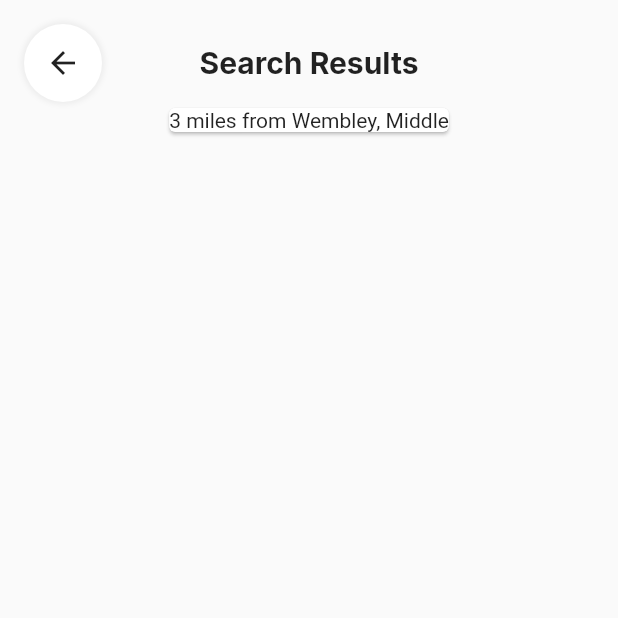
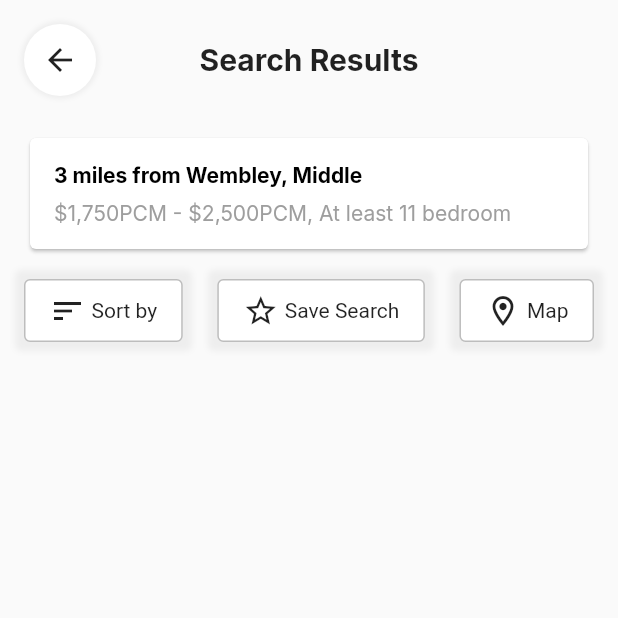
Before and after one commit to JAICHANGPARK/flutter_notebook_chapter_24, a Flutter app: the PropertySearchResultPage screen opened directly, on a phone screen of 412 x 824 dp, the top half of it. Run offline on Flutter 3.47's test engine with Material 2 defaults, Android fonts, the phone set to English and light mode, and no system bars; our stand-ins replace flutter_riverpod, freezed_annotation, go_router, google_fonts, ionicons, percent_indicator; missing offline and left inert: crypto_font_icons; network calls fail.

Commit message:
Update property_search_page.dart

```diff
--- a/lib/ep1393_property_app/view/property_search_page.dart
+++ b/lib/ep1393_property_app/view/property_search_page.dart
@@ -23,8 +23,8 @@ class _PropertySearchResultPageState extends State<PropertySearchResultPage> {
                   Row(
                     children: [
                       Container(
-                        height: 52,
-                        width: 52,
+                        height: 48,
+                        width: 48,
                         decoration: BoxDecoration(
                           shape: BoxShape.circle,
                           color: Colors.white,
@@ -51,18 +51,138 @@ class _PropertySearchResultPageState extends State<PropertySearchResultPage> {
                         "Search Results",
                         style: GoogleFonts.inter(
                           fontWeight: FontWeight.bold,
-                          fontSize: 20
+                          fontSize: 20,
                         ),
                       ),
                     ),
                   )
                 ],
               ),
-              Card(
-                child: Column(
+              const SizedBox(
+                height: 24,
+              ),
+              SizedBox(
+                width: double.infinity,
+                child: Card(
+                  child: Padding(
+                    padding: const EdgeInsets.all(16.0),
+                    child: Column(
+                      crossAxisAlignment: CrossAxisAlignment.start,
+                      children: [
+                        Text(
+                          "3 miles from Wembley, Middle",
+                          style: GoogleFonts.inter(
+                            color: Colors.black,
+                            fontWeight: FontWeight.bold,
+                          ),
+                        ),
+                        const SizedBox(
+                          height: 8,
+                        ),
+                        Text(
+                          "\$1,750PCM - \$2,500PCM, At least 11 bedroom",
+                          style: GoogleFonts.inter(
+                            color: Colors.grey,
+                          ),
+                        )
+                      ],
+                    ),
+                  ),
+                ),
+              ),
+              Container(
+                margin: const EdgeInsets.symmetric(vertical: 16),
+                height: 42,
+                child: Row(
+                  mainAxisAlignment: MainAxisAlignment.spaceBetween,
                   children: [
-                    Text("3 miles from Wembley, Middle"),
-
+                    Container(
+                      decoration: BoxDecoration(
+                        color: Colors.white,
+                        borderRadius: BorderRadius.circular(4),
+                        border: Border.all(
+                          color: Colors.grey[400]!,
+                        ),
+                        boxShadow: [
+                          BoxShadow(
+                            color: Colors.grey[200]!,
+                            blurRadius: 3,
+                            spreadRadius: 6,
+                          ),
+                        ],
+                      ),
+                      padding: const EdgeInsets.symmetric(
+                        horizontal: 16,
+                        vertical: 8,
+                      ),
+                      child: Row(
+                        children: const [
+                          Icon(Icons.sort),
+                          SizedBox(width: 4,),
+                          Text(
+                            "Sort by",
+                          )
+                        ],
+                      ),
+                    ),
+                    Container(
+                      decoration: BoxDecoration(
+                        color: Colors.white,
+                        borderRadius: BorderRadius.circular(4),
+                        border: Border.all(
+                          color: Colors.grey[400]!,
+                        ),
+                        boxShadow: [
+                          BoxShadow(
+                            color: Colors.grey[200]!,
+                            blurRadius: 3,
+                            spreadRadius: 6,
+                          ),
+                        ],
+                      ),
+                      padding: const EdgeInsets.symmetric(
+                        horizontal: 16,
+                        vertical: 8,
+                      ),
+                      child: Row(
+                        children: const [
+                          Icon(Icons.star_border),
+                          SizedBox(width: 4,),
+                          Text(
+                            "Save Search",
+                          )
+                        ],
+                      ),
+                    ),
+                    Container(
+                      decoration: BoxDecoration(
+                        color: Colors.white,
+                        borderRadius: BorderRadius.circular(4),
+                        border: Border.all(
+                          color: Colors.grey[400]!,
+                        ),
+                        boxShadow: [
+                          BoxShadow(
+                            color: Colors.grey[200]!,
+                            blurRadius: 3,
+                            spreadRadius: 6,
+                          ),
+                        ],
+                      ),
+                      padding: const EdgeInsets.symmetric(
+                        horizontal: 16,
+                        vertical: 8,
+                      ),
+                      child: Row(
+                        children: const [
+                          Icon(Icons.location_on_outlined),
+                          SizedBox(width: 4,),
+                          Text(
+                            "Map",
+                          )
+                        ],
+                      ),
+                    )
                   ],
                 ),
               )
```
